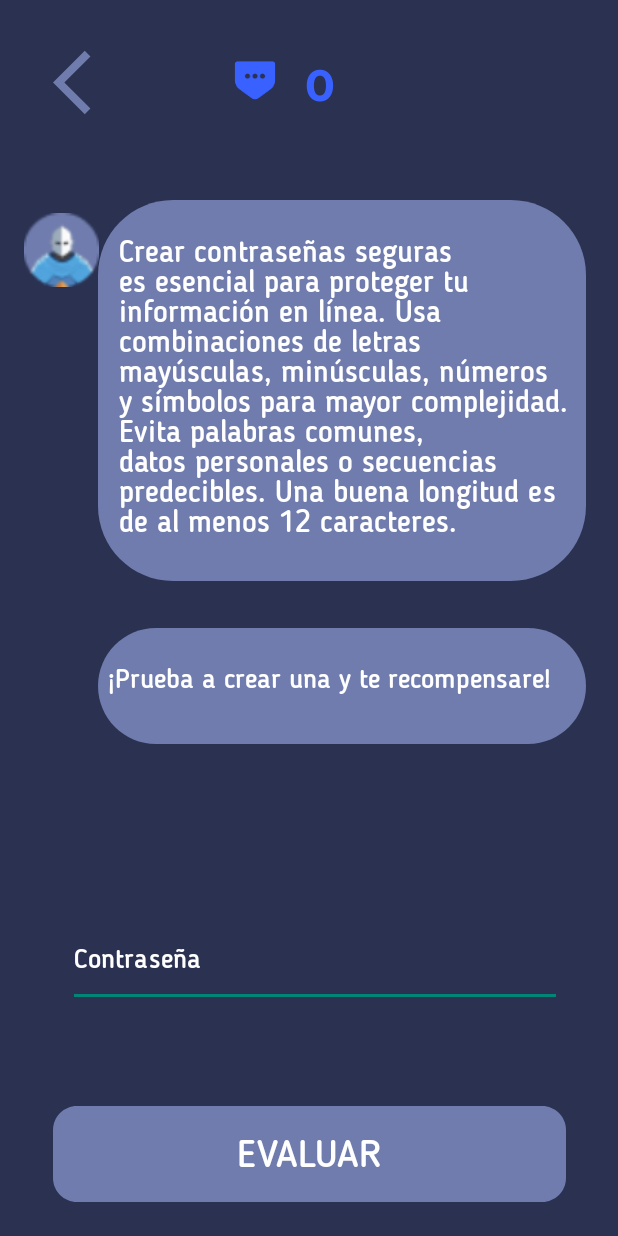
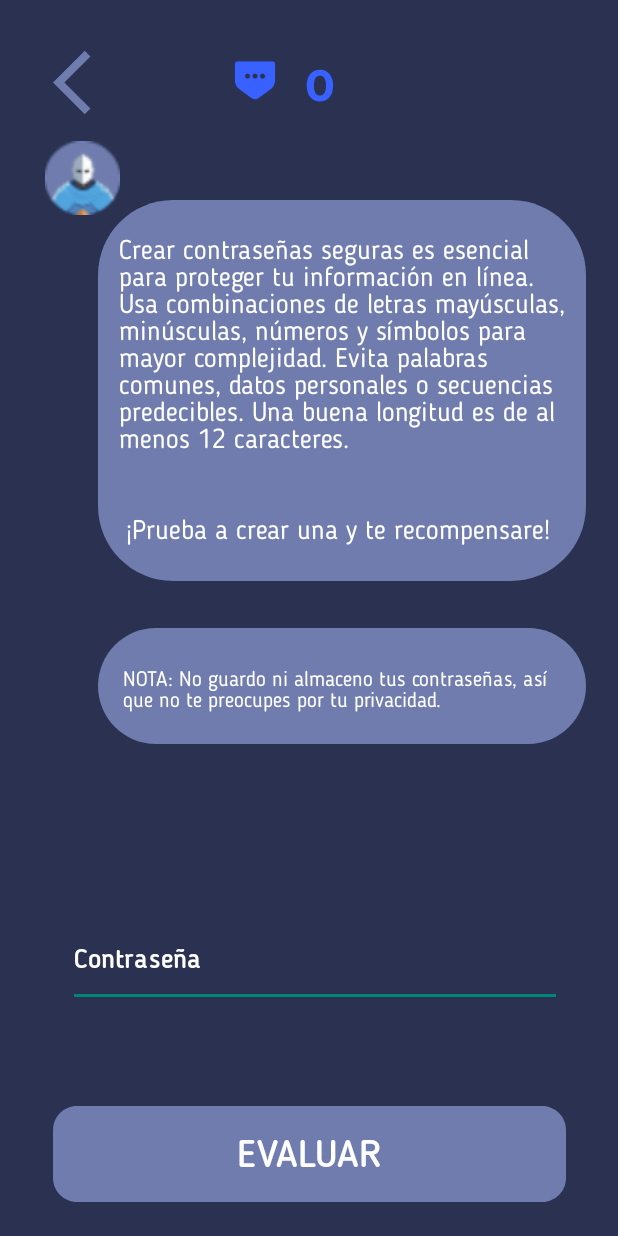
Before and after one commit to PepeDev26/NetKnights-Learning, an Android app built with Jetpack Compose: the ActividadContrasena screen opened directly, with no data from a screen before it, on a phone screen of 412 x 824 dp. Run offline under Robolectric (Android 15) with nearby library versions, the phone set to English and light mode, and no system bars.

Commit message:
Pequeño cambio estetico

```diff
--- a/app/src/main/java/com/pepedev26/netknightslearning/ActividadContrasena.kt
+++ b/app/src/main/java/com/pepedev26/netknightslearning/ActividadContrasena.kt
@@ -43,7 +43,7 @@ class ActividadContrasena : ComponentActivity() {
 
         if (contrasena == "123456") puntuacion = 0
         if (contrasena == "contraseñä") puntuacion = 0
-        if (contrasena == "llevalatararaunvestidoblancollenodecascabeles") puntuacion += 28 //Easter egg hacia la antigua contraseña del andared
+        if (contrasena == "llevalatararaunvestidoblancollenodecascabeles") puntuacion += 24 //Easter egg hacia la antigua contraseña del andared
         if (contrasena.length >= 12) puntuacion += 2
         if (contrasena.any { it.isUpperCase() }) puntuacion += 2
         if (contrasena.any { it.isLowerCase() }) puntuacion += 2
--- a/app/src/main/res/layout/act_contrasena.xml
+++ b/app/src/main/res/layout/act_contrasena.xml
@@ -37,15 +37,15 @@
         android:layout_marginLeft="79dp"
         android:layout_marginTop="155dp"
         android:elevation="10dp"
-        android:fontFamily="@font/blogger_medium"
+        android:fontFamily="@font/blogger"
         android:gravity="top"
         android:text="Crear contraseñas seguras es esencial para proteger tu información en línea. Usa combinaciones de letras mayúsculas, minúsculas, números y símbolos para mayor complejidad. Evita palabras comunes, datos personales o secuencias predecibles. Una buena longitud es de al menos 12 caracteres."
         android:textColor="#FFFFFF"
-        android:textSize="20sp" />
+        android:textSize="18sp" />
 
     <ImageView
-        android:layout_width="325dp"
-        android:layout_height="254dp"
+        android:layout_width="wrap_content"
+        android:layout_height="wrap_content"
         android:layout_alignParentTop="true"
         android:layout_marginLeft="65dp"
         android:layout_marginTop="133dp"
@@ -57,8 +57,8 @@
         android:layout_height="49dp"
         android:layout_alignParentLeft="true"
         android:layout_alignParentTop="true"
-        android:layout_marginLeft="0dp"
-        android:layout_marginTop="142dp"
+        android:layout_marginLeft="14dp"
+        android:layout_marginTop="94dp"
         android:src="@drawable/sirsudoavatar" />
 
     <ImageView
@@ -67,9 +67,9 @@
         android:layout_height="49dp"
         android:layout_alignParentLeft="true"
         android:layout_alignParentTop="true"
-        android:layout_marginLeft="0dp"
-        android:layout_marginTop="434dp"
-        app:srcCompat="@drawable/sirsudoavatar" />
+        android:layout_marginLeft="14dp"
+        android:layout_marginTop="376dp"
+        app:srcCompat="@drawable/sirsudoavatar2" />
 
     <ImageView
         android:layout_width="325dp"
@@ -85,14 +85,29 @@
         android:layout_height="34dp"
         android:layout_alignParentLeft="true"
         android:layout_alignParentTop="true"
-        android:layout_marginLeft="72dp"
-        android:layout_marginTop="441dp"
+        android:layout_marginLeft="84dp"
+        android:layout_marginTop="342dp"
         android:elevation="10dp"
-        android:fontFamily="@font/blogger_medium"
+        android:fontFamily="@font/blogger"
         android:gravity="top"
         android:text="¡Prueba a crear una y te recompensare!"
         android:textColor="#FFFFFF"
         android:textSize="18sp" />
+
+    <TextView
+        android:id="@+id/prueba_a_cr2"
+        android:layout_width="304dp"
+        android:layout_height="34dp"
+        android:layout_alignParentLeft="true"
+        android:layout_alignParentTop="true"
+        android:layout_marginLeft="82dp"
+        android:layout_marginTop="444dp"
+        android:elevation="10dp"
+        android:fontFamily="@font/blogger"
+        android:gravity="top"
+        android:text="NOTA: No guardo ni almaceno tus contraseñas, así que no te preocupes por tu privacidad."
+        android:textColor="#FFFFFF"
+        android:textSize="14sp" />
 
     <EditText
         android:id="@+id/editTextText2"
```
Also changed, not shown: app/src/main/res/drawable/sirsudoavatar2.png (added), app/src/main/res/font/blogger.otf (added).
